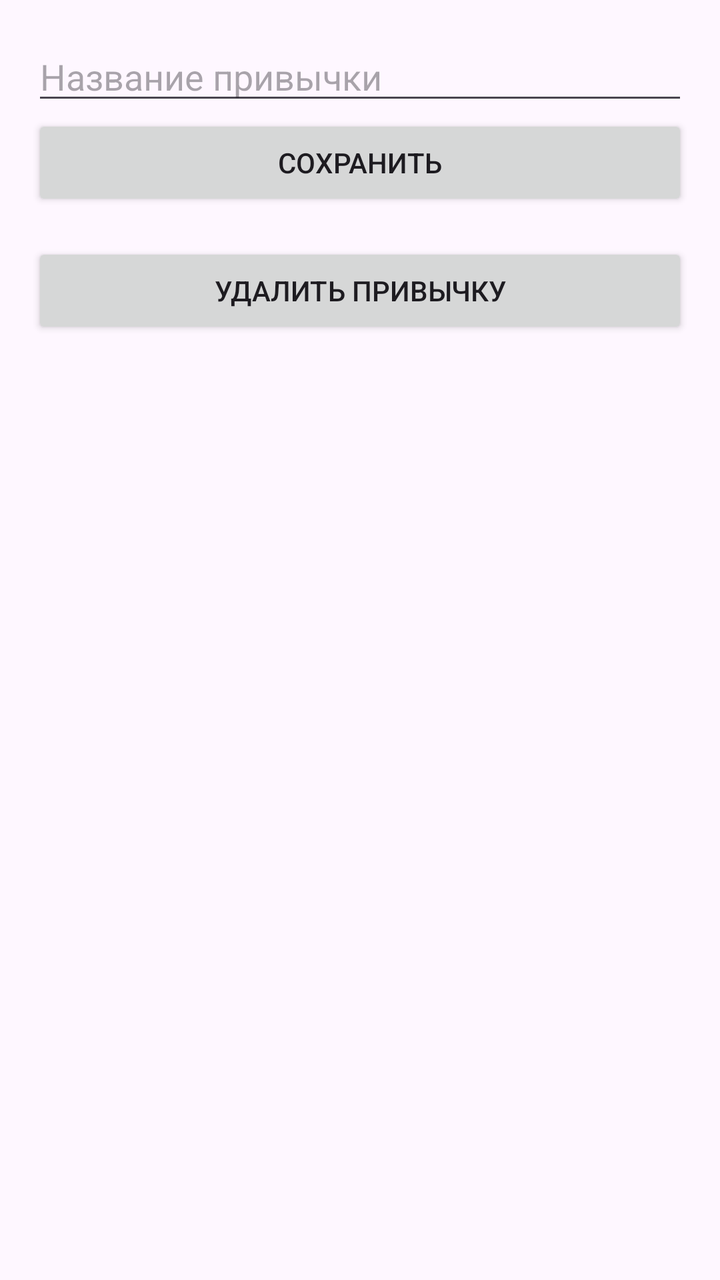
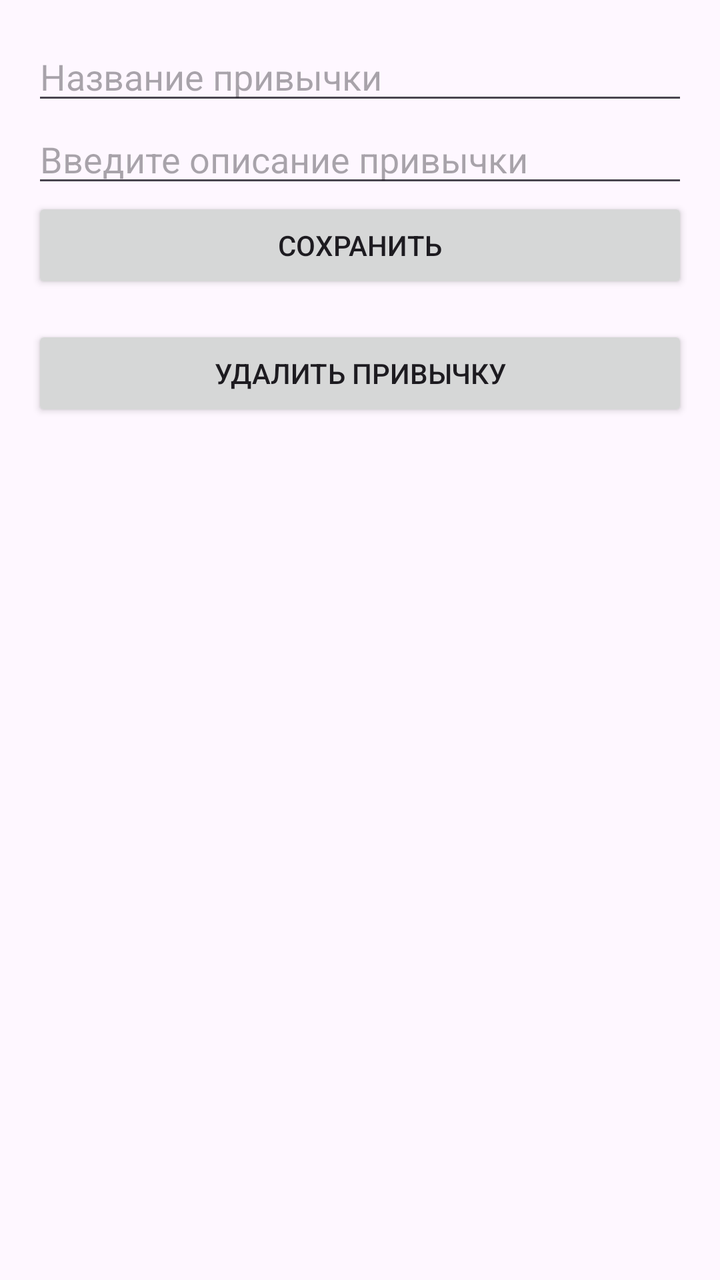

Compare the two renders of this Android layout. The source of the first and the diff that turns it into the second are given below.
<!-- AndroidManifest.xml: application theme Theme.MyApplication -->
<!-- res/layout/activity_edit_habit.xml -->
<LinearLayout xmlns:android="http://schemas.android.com/apk/res/android"
    android:layout_width="match_parent"
    android:layout_height="match_parent"
    android:orientation="vertical"
    android:padding="16dp">

    <EditText
        android:id="@+id/habitTitleEditText"
        android:layout_width="match_parent"
        android:layout_height="wrap_content"
        android:hint="Название привычки"
        android:textSize="18sp"/>

    <Button
        android:id="@+id/saveButton"
        android:layout_width="match_parent"
        android:layout_height="wrap_content"
        android:text="Сохранить" />

    <Button
        android:id="@+id/deleteButton"
        android:layout_width="match_parent"
        android:layout_height="wrap_content"
        android:layout_centerHorizontal="true"
        android:layout_marginTop="16dp"
        android:text="Удалить привычку" />
</LinearLayout>
<!-- resources referenced by this layout -->
<resources>
  <style name="Theme.MyApplication" parent="Base.Theme.MyApplication" />
  <style name="Base.Theme.MyApplication" parent="Theme.Material3.Light.NoActionBar">
          
          <item name="colorPrimary">@color/light_primary</item>
          <item name="colorPrimaryVariant">@color/light_primary_variant</item>
          <item name="colorOnPrimary">@color/light_on_primary</item>
          <item name="colorSecondary">@color/light_secondary</item>
          <item name="colorOnSecondary">@color/light_on_secondary</item>
          <item name="colorSurface">@color/light_surface</item>
          <item name="colorOnSurface">@color/light_on_surface</item>
          
      </style>
  <color name="light_primary">#6200EE</color>
  <color name="light_primary_variant">#3700B3</color>
  <color name="light_on_primary">#FFFFFF</color>
  <color name="light_secondary">#03DAC6</color>
  <color name="light_on_secondary">#000000</color>
  <color name="light_surface">#FFFFFF</color>
  <color name="light_on_surface">#000000</color>
</resources>

<!-- the commit's change to res/layout/activity_edit_habit.xml (unified diff, before → after) -->
@@ -10,6 +10,14 @@
         android:layout_height="wrap_content"
         android:hint="Название привычки"
         android:textSize="18sp"/>
+
+    <EditText
+        android:id="@+id/habitDescriptionEditText"
+        android:layout_width="match_parent"
+        android:layout_height="wrap_content"
+        android:hint="Введите описание привычки"
+        android:inputType="textMultiLine"/>
+
 
     <Button
         android:id="@+id/saveButton"
